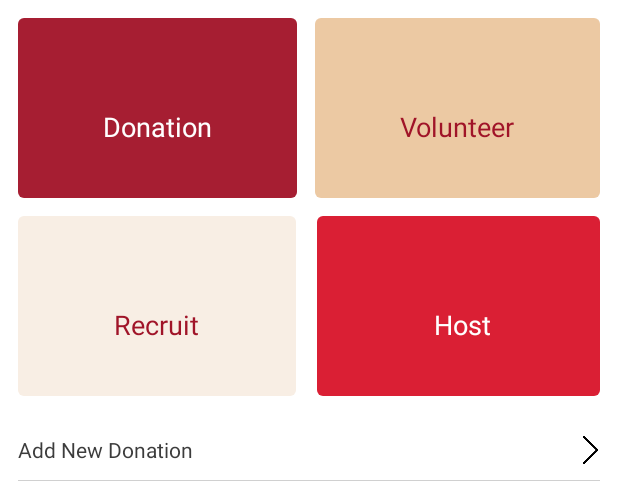
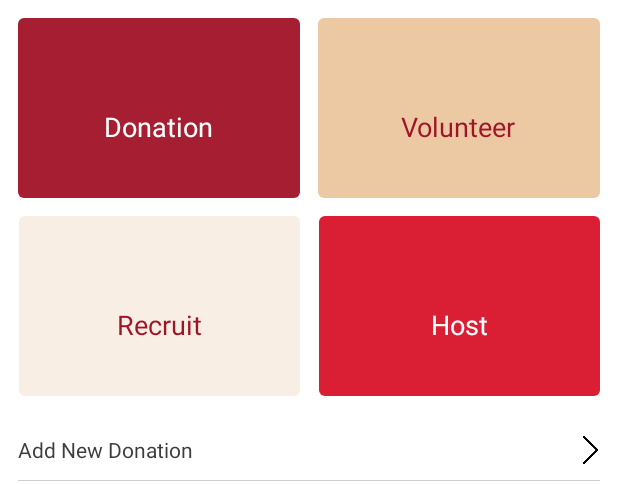
Before and after one commit to dhyyaan/TheCommunityBloodCenter, an Android app: the layout home_fragment.xml on its own in the app's theme, with its tools: preview values and no code run, on a phone screen of 412 x 824 dp. Shown: the top 485 px of the screen. Run offline under Robolectric (Android 15) with nearby library versions, the phone set to English and light mode, and no system bars.

Commit message:
8March2018

```diff
--- a/app/src/main/res/layout/home_fragment.xml
+++ b/app/src/main/res/layout/home_fragment.xml
@@ -1,5 +1,6 @@
 <?xml version="1.0" encoding="utf-8"?>
 <FrameLayout xmlns:android="http://schemas.android.com/apk/res/android"
+    xmlns:tools="http://schemas.android.com/tools"
     android:layout_width="match_parent"
     android:layout_height="match_parent"
     xmlns:app="http://schemas.android.com/apk/res-auto"
@@ -7,7 +8,8 @@
     android:clickable="true"
     android:focusable="true"
     android:background="@android:color/white"
-    android:focusableInTouchMode="true">
+    android:focusableInTouchMode="true"
+    tools:ignore="HardcodedText,UselessParent"  >
     <android.support.v4.widget.SwipeRefreshLayout
         android:id="@+id/swiperefresh"
         android:layout_width="match_parent"
@@ -37,7 +39,7 @@
             android:layout_marginEnd="6dp"
             android:background="@drawable/custom_button"
             android:layout_weight="1"
-            android:layout_width="wrap_content"
+            android:layout_width="0dp"
             android:layout_height="120dp">
 <LinearLayout
     android:orientation="vertical"
@@ -45,28 +47,31 @@
     android:layout_width="wrap_content"
     android:layout_height="wrap_content">
     <TextView
+        android:layout_weight="1"
         android:id="@+id/tvDonation"
         android:layout_width="wrap_content"
-        android:layout_height="wrap_content"
-       android:layout_gravity="center"
+        android:layout_height="0dp"
+        android:layout_gravity="center"
         android:textSize="18sp"
         android:gravity="center"
         android:textColor="@android:color/white"
         android:text="" />
     <TextView
+        android:layout_weight="1"
         android:id="@+id/tvLDonation"
         android:layout_width="wrap_content"
-        android:layout_height="wrap_content"
+        android:layout_height="0dp"
         android:layout_gravity="center"
         android:gravity="center"
         android:textSize="18sp"
         android:textColor="@android:color/white"
         android:text="Donation" />
     <TextView
+        android:layout_weight="1"
         android:visibility="gone"
         android:id="@+id/tvDCompleted"
         android:layout_width="wrap_content"
-        android:layout_height="wrap_content"
+        android:layout_height="0dp"
         android:layout_gravity="center"
         android:gravity="center"
         android:textSize="16sp"
@@ -90,7 +95,7 @@
             android:layout_marginEnd="12dp"
             android:background="@drawable/rectangle_dark_cream"
             android:layout_weight="1"
-            android:layout_width="wrap_content"
+            android:layout_width="0dp"
             android:layout_height="120dp">
             <LinearLayout
                 android:orientation="vertical"
@@ -98,28 +103,30 @@
                 android:layout_width="wrap_content"
                 android:layout_height="wrap_content">
             <TextView
+                android:layout_weight="1"
                 android:id="@+id/tvVolunteer"
                 android:layout_width="wrap_content"
-                android:layout_height="wrap_content"
+                android:layout_height="0dp"
                 android:layout_gravity="center"
                 android:textColor="#A01428"
                 android:textSize="18sp"
                 android:gravity="center"
                 android:text="" />
             <TextView
-
+                android:layout_weight="1"
                 android:id="@+id/tvLVolunteer"
                 android:layout_width="wrap_content"
-                android:layout_height="wrap_content"
+                android:layout_height="0dp"
                 android:layout_gravity="center"
                 android:gravity="center"
                 android:textColor="#A01428"
                 android:textSize="18sp"
                 android:text="Volunteer" />
             <TextView
+                android:layout_weight="1"
                 android:id="@+id/tvVCompleted"
                 android:layout_width="wrap_content"
-                android:layout_height="wrap_content"
+                android:layout_height="0dp"
                 android:layout_gravity="center"
                 android:gravity="center"
                 android:textSize="16sp"
@@ -127,26 +134,27 @@
                 android:drawableLeft="@drawable/form_done"
                 android:visibility="gone"
                 android:textColor="#A01428"
-                android:text="Completed" />
+                android:text="Completed"
+                />
             </LinearLayout>
         </FrameLayout>
     </LinearLayout>
  <LinearLayout
-     android:baselineAligned="false"
+        android:baselineAligned="false"
         android:orientation="horizontal"
         android:layout_width="match_parent"
         android:layout_height="wrap_content">
      <FrameLayout
          android:id="@+id/flRecruit"
          android:layout_marginTop="6dp"
-         android:layout_marginLeft="12dp"
-         android:layout_marginStart="12dp"
-         android:layout_marginRight="14dp"
-         android:layout_marginEnd="14dp"
+         android:layout_marginLeft="12.5dp"
+         android:layout_marginStart="12.5dp"
+         android:layout_marginRight="5dp"
+         android:layout_marginEnd="5dp"
          android:layout_marginBottom="12dp"
          android:background="@drawable/rectangle_light_cream"
          android:layout_weight="1"
-         android:layout_width="wrap_content"
+         android:layout_width="0dp"
          android:layout_height="120dp">
          <LinearLayout
              android:orientation="vertical"
@@ -154,33 +162,30 @@
              android:layout_width="wrap_content"
              android:layout_height="wrap_content">
          <TextView
-
+             android:layout_weight="1"
              android:id="@+id/tvRecruit"
              android:layout_width="wrap_content"
-             android:layout_height="wrap_content"
+             android:layout_height="0dp"
              android:layout_gravity="center"
              android:gravity="center"
              android:textColor="#A01428"
              android:textSize="18sp"
              android:text="" />
          <TextView
-             android:paddingStart="4dp"
-             android:paddingLeft="4dp"
-             android:paddingEnd="4dp"
-             android:paddingRight="4dp"
-
+             android:layout_weight="1"
              android:id="@+id/tvLRecruit"
              android:layout_width="wrap_content"
-             android:layout_height="wrap_content"
+             android:layout_height="0dp"
              android:layout_gravity="center"
              android:gravity="center"
              android:textColor="#A01428"
              android:textSize="18sp"
              android:text="Recruit" />
          <TextView
+             android:layout_weight="1"
              android:id="@+id/tvRCompleted"
              android:layout_width="wrap_content"
-             android:layout_height="wrap_content"
+             android:layout_height="0dp"
              android:layout_gravity="center"
              android:gravity="center"
              android:textSize="16sp"
@@ -193,15 +198,15 @@
      </FrameLayout>
      <FrameLayout
          android:id="@+id/flHost"
-         android:layout_marginLeft="0dp"
-         android:layout_marginStart="0dp"
+         android:layout_marginLeft="7dp"
+         android:layout_marginStart="7dp"
          android:layout_marginRight="12dp"
          android:layout_marginEnd="12dp"
          android:layout_marginTop="6dp"
          android:layout_marginBottom="12dp"
          android:background="@drawable/rectangle_light_red"
          android:layout_weight="1"
-         android:layout_width="wrap_content"
+         android:layout_width="0dp"
          android:layout_height="120dp">
          <LinearLayout
              android:orientation="vertical"
@@ -209,31 +214,30 @@
              android:layout_width="wrap_content"
              android:layout_height="wrap_content">
          <TextView
+             android:layout_weight="1"
              android:textSize="18sp"
              android:id="@+id/tvHost"
              android:layout_width="wrap_content"
-             android:layout_height="wrap_content"
+             android:layout_height="0dp"
              android:layout_gravity="center"
              android:gravity="center"
              android:textColor="@android:color/white"
              android:text="" />
          <TextView
-             android:paddingLeft="18dp"
-             android:paddingStart="18dp"
-             android:paddingEnd="12dp"
-             android:paddingRight="12dp"
+             android:layout_weight="1"
              android:textSize="18sp"
              android:id="@+id/tvLHost"
              android:layout_width="wrap_content"
-             android:layout_height="wrap_content"
+             android:layout_height="0dp"
              android:layout_gravity="center"
              android:gravity="center"
              android:textColor="@android:color/white"
              android:text="Host" />
          <TextView
+             android:layout_weight="1"
              android:id="@+id/tvHCompleted"
              android:layout_width="wrap_content"
-             android:layout_height="wrap_content"
+             android:layout_height="0dp"
              android:layout_gravity="center"
              android:gravity="center"
              android:textSize="16sp"
--- a/app/src/main/res/values/dimens.xml
+++ b/app/src/main/res/values/dimens.xml
@@ -1,7 +1,7 @@
 <resources>
     <!-- Default screen margins, per the Android Design guidelines. -->
     <dimen name="activity_horizontal_margin">16dp</dimen>
-    <dimen name="activity_vertical_margin">16dp</dimen>
+    <dimen name="activity_vertical_margin">11dp</dimen>
     <dimen name="fab_margin">16dp</dimen>
     <dimen name="appbar_padding_top">8dp</dimen>
     <dimen name="nav_header_vertical_spacing">0dp</dimen>
```
Also changed, not shown: app/src/main/res/layout/edit_profile_fragment.xml (+5 -5 lines), app/src/main/res/layout/nav_header_blood_center.xml (+4 -10 lines), app/src/main/res/menu/blood_center_activity_drawer.xml (+4 -14 lines).
